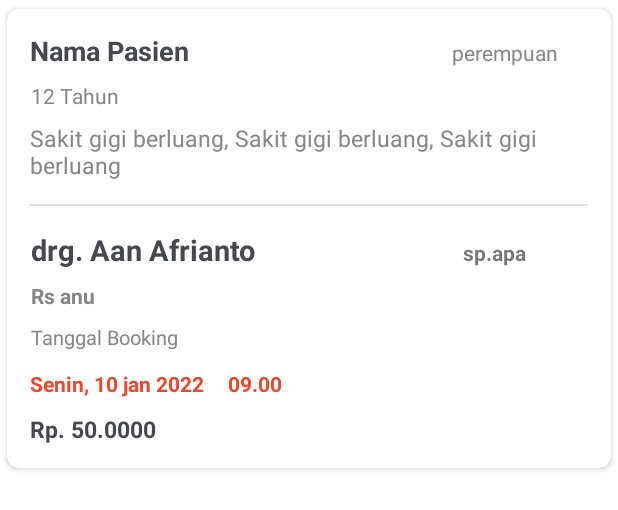
After one commit to rzlwbo1/Mari-Sehat-App, an Android app: the layout booking_row.xml on its own in the app's theme, with its tools: preview values and no code run, on a phone screen of 412 x 824 dp. The commit adds this screen. Shown: the top 510 px of the screen. Run offline under Robolectric (Android 15) with nearby library versions, the phone set to English and light mode, and no system bars.

Commit message:
change ui lihat booking

```diff
--- /dev/null
+++ b/app/src/main/res/layout/booking_row.xml
@@ -0,0 +1,190 @@
+<?xml version="1.0" encoding="utf-8"?>
+<androidx.constraintlayout.widget.ConstraintLayout xmlns:android="http://schemas.android.com/apk/res/android"
+    xmlns:app="http://schemas.android.com/apk/res-auto"
+    xmlns:tools="http://schemas.android.com/tools"
+    android:layout_width="match_parent"
+    android:layout_height="wrap_content">
+
+    <androidx.cardview.widget.CardView
+        android:layout_width="match_parent"
+        android:layout_height="wrap_content"
+        app:cardBackgroundColor="@color/white"
+        app:cardCornerRadius="8dp"
+        app:cardElevation="2dp"
+        app:cardUseCompatPadding="true"
+        app:contentPadding="15dp"
+        app:layout_constraintEnd_toEndOf="parent"
+        app:layout_constraintStart_toStartOf="parent"
+        app:layout_constraintTop_toTopOf="parent">
+
+        <androidx.constraintlayout.widget.ConstraintLayout
+            android:layout_width="wrap_content"
+            android:layout_height="wrap_content"
+            app:layout_constraintBottom_toBottomOf="parent"
+            app:layout_constraintEnd_toEndOf="parent"
+            app:layout_constraintHorizontal_bias="0.5"
+            app:layout_constraintStart_toStartOf="parent"
+            app:layout_constraintTop_toTopOf="parent"
+            app:layout_constraintVertical_bias="0.5">
+
+            <TextView
+                android:id="@+id/tvNamaPasList"
+                android:layout_width="wrap_content"
+                android:layout_height="wrap_content"
+                android:text="Nama Pasien"
+                android:textColor="@color/text"
+                android:textSize="18sp"
+                android:textStyle="bold"
+                app:layout_constraintStart_toStartOf="parent"
+                app:layout_constraintTop_toTopOf="parent" />
+
+            <TextView
+                android:id="@+id/tvGenderList"
+                android:layout_width="wrap_content"
+                android:layout_height="wrap_content"
+                android:layout_marginStart="8dp"
+                android:layout_marginEnd="20dp"
+                android:text="perempuan"
+                android:textColor="@color/text_sec"
+                android:textSize="14sp"
+                app:layout_constraintBaseline_toBaselineOf="@+id/tvNamaPasList"
+                app:layout_constraintEnd_toEndOf="parent"
+                app:layout_constraintHorizontal_bias="1.0"
+                app:layout_constraintStart_toEndOf="@+id/tvNamaPasList" />
+
+            <TextView
+                android:id="@+id/tvAgeList"
+                android:layout_width="wrap_content"
+                android:layout_height="wrap_content"
+                android:layout_marginTop="8dp"
+                android:text="12 Tahun"
+                android:textColor="@color/text_sec"
+                android:textSize="14sp"
+                app:layout_constraintEnd_toEndOf="parent"
+                app:layout_constraintHorizontal_bias="0.002"
+                app:layout_constraintStart_toStartOf="parent"
+                app:layout_constraintTop_toBottomOf="@+id/tvNamaPasList" />
+
+            <TextView
+                android:id="@+id/tvKeluhanList"
+                android:layout_width="wrap_content"
+                android:layout_height="wrap_content"
+                android:layout_marginTop="8dp"
+                android:text="Sakit gigi berluang, Sakit gigi berluang, Sakit gigi berluang"
+                android:textColor="@color/text_sec"
+                android:textSize="15sp"
+                app:layout_constraintEnd_toEndOf="parent"
+                app:layout_constraintHorizontal_bias="0.0"
+                app:layout_constraintStart_toStartOf="parent"
+                app:layout_constraintTop_toBottomOf="@+id/tvAgeList" />
+
+            <View
+                android:id="@+id/divider6"
+                android:layout_width="409dp"
+                android:layout_height="1dp"
+                android:layout_marginTop="15dp"
+                android:background="?android:attr/listDivider"
+                app:layout_constraintEnd_toEndOf="parent"
+                app:layout_constraintHorizontal_bias="0.5"
+                app:layout_constraintStart_toStartOf="parent"
+                app:layout_constraintTop_toBottomOf="@+id/tvKeluhanList" />
+
+            <TextView
+                android:id="@+id/tvSepesialisList"
+                android:layout_width="wrap_content"
+                android:layout_height="wrap_content"
+                android:layout_marginStart="69dp"
+                android:layout_marginEnd="20dp"
+                android:text="sp.apa"
+                android:textSize="14sp"
+                android:textStyle="bold"
+                app:layout_constraintBaseline_toBaselineOf="@+id/tvNamaDokList"
+                app:layout_constraintEnd_toEndOf="parent"
+                app:layout_constraintStart_toEndOf="@+id/tvNamaDokList" />
+
+            <TextView
+                android:id="@+id/tvNamaDokList"
+                android:layout_width="198dp"
+                android:layout_height="wrap_content"
+                android:layout_marginTop="16dp"
+                android:text="drg. Aan Afrianto"
+                android:textColor="@color/text"
+                android:textSize="19sp"
+                android:textStyle="bold"
+                app:layout_constraintEnd_toEndOf="parent"
+                app:layout_constraintHorizontal_bias="0.003"
+                app:layout_constraintStart_toStartOf="parent"
+                app:layout_constraintTop_toBottomOf="@+id/divider6" />
+
+            <TextView
+                android:id="@+id/textView33"
+                android:layout_width="wrap_content"
+                android:layout_height="wrap_content"
+                android:layout_marginTop="36dp"
+                android:text="Tanggal Booking"
+                android:textColor="@color/text_sec"
+                android:textSize="13sp"
+                app:layout_constraintEnd_toEndOf="parent"
+                app:layout_constraintHorizontal_bias="0.002"
+                app:layout_constraintStart_toStartOf="parent"
+                app:layout_constraintTop_toBottomOf="@+id/tvNamaDokList" />
+
+            <TextView
+                android:id="@+id/tvRSNameList"
+                android:layout_width="wrap_content"
+                android:layout_height="wrap_content"
+                android:layout_marginTop="8dp"
+                android:text="Rs anu"
+                android:textColor="@color/text_sec"
+                android:textSize="14sp"
+                android:textStyle="bold"
+                app:layout_constraintEnd_toEndOf="parent"
+                app:layout_constraintHorizontal_bias="0.002"
+                app:layout_constraintStart_toStartOf="parent"
+                app:layout_constraintTop_toBottomOf="@+id/tvNamaDokList" />
+
+            <TextView
+                android:id="@+id/tvDateList"
+                android:layout_width="wrap_content"
+                android:layout_height="wrap_content"
+                android:layout_marginTop="12dp"
+                android:text="Senin, 10 jan 2022"
+                android:textColor="@color/primary"
+                android:textSize="14sp"
+                android:textStyle="bold"
+                app:layout_constraintEnd_toEndOf="parent"
+                app:layout_constraintHorizontal_bias="0.0"
+                app:layout_constraintStart_toStartOf="parent"
+                app:layout_constraintTop_toBottomOf="@+id/textView33" />
+
+            <TextView
+                android:id="@+id/tvTimeList"
+                android:layout_width="wrap_content"
+                android:layout_height="wrap_content"
+                android:layout_marginStart="16dp"
+                android:text="09.00"
+                android:textColor="@color/primary"
+                android:textSize="14sp"
+                android:textStyle="bold"
+                app:layout_constraintBaseline_toBaselineOf="@+id/tvDateList"
+                app:layout_constraintEnd_toEndOf="parent"
+                app:layout_constraintHorizontal_bias="0.0"
+                app:layout_constraintStart_toEndOf="@+id/tvDateList" />
+
+            <TextView
+                android:id="@+id/tvPriceList"
+                android:layout_width="wrap_content"
+                android:layout_height="wrap_content"
+                android:layout_marginTop="10dp"
+                android:text="Rp. 50.0000"
+                android:textColor="@color/text"
+                android:textSize="15sp"
+                android:textStyle="bold"
+                app:layout_constraintEnd_toEndOf="parent"
+                app:layout_constraintHorizontal_bias="0.0"
+                app:layout_constraintStart_toStartOf="parent"
+                app:layout_constraintTop_toBottomOf="@+id/tvDateList" />
+
+        </androidx.constraintlayout.widget.ConstraintLayout>
+    </androidx.cardview.widget.CardView>
+</androidx.constraintlayout.widget.ConstraintLayout>
--- a/app/src/main/res/values/strings.xml
+++ b/app/src/main/res/values/strings.xml
@@ -134,5 +134,6 @@
     <string name="tinggi_badan_m">Tinggi Badan (M)</string>
     <string name="berat_badan_kg">Berat Badan (Kg)</string>
     <string name="hitung">Hitung</string>
+    <string name="data_booking_dokter">Data Booking Dokter</string>
 
 </resources>
```
Also changed, not shown: app/src/main/AndroidManifest.xml (+18 -10 lines), app/src/main/java/com/example/marisehat/HomeFrag.java (+2 -22 lines), app/src/main/java/com/example/marisehat/ListBookModel.java (added, +68 -0 lines), app/src/main/java/com/example/marisehat/ListBooking.java (added, +56 -0 lines), app/src/main/java/com/example/marisehat/ListBookingAdapter.java (added, +85 -0 lines), app/src/main/res/layout/activity_list_booking.xml (added, +46 -0 lines).
